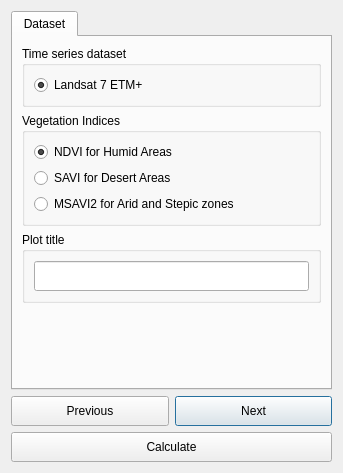
This is MISLAND/gui/DlgTimeseries.ui in LocateIT/trends.earth as Qt 5 draws it before an edit. The edited form follows.
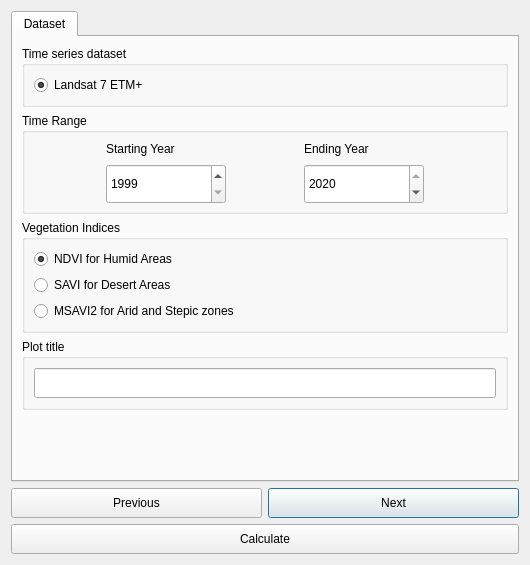
This is the edited form.

Patch:
```diff
--- a/MISLAND/gui/DlgTimeseries.ui
+++ b/MISLAND/gui/DlgTimeseries.ui
@@ -6,8 +6,8 @@
    <rect>
     <x>0</x>
     <y>0</y>
-    <width>339</width>
-    <height>473</height>
+    <width>530</width>
+    <height>565</height>
    </rect>
   </property>
   <property name="sizePolicy">
@@ -52,6 +52,121 @@
          </layout>
         </widget>
        </item>
+       <item>
+        <widget class="QGroupBox" name="groupBox_3">
+         <property name="title">
+          <string>Time Range</string>
+         </property>
+         <layout class="QGridLayout" name="gridLayout_2">
+          <item row="1" column="0">
+           <widget class="QDateEdit" name="year_start">
+            <property name="sizePolicy">
+             <sizepolicy hsizetype="Fixed" vsizetype="Fixed">
+              <horstretch>0</horstretch>
+              <verstretch>0</verstretch>
+             </sizepolicy>
+            </property>
+            <property name="minimumSize">
+             <size>
+              <width>0</width>
+              <height>40</height>
+             </size>
+            </property>
+            <property name="maximumSize">
+             <size>
+              <width>120</width>
+              <height>35</height>
+             </size>
+            </property>
+            <property name="maximumDate">
+             <date>
+              <year>2020</year>
+              <month>12</month>
+              <day>31</day>
+             </date>
+            </property>
+            <property name="minimumDate">
+             <date>
+              <year>1999</year>
+              <month>1</month>
+              <day>1</day>
+             </date>
+            </property>
+            <property name="displayFormat">
+             <string notr="true">yyyy</string>
+            </property>
+            <property name="date">
+             <date>
+              <year>1999</year>
+              <month>1</month>
+              <day>1</day>
+             </date>
+            </property>
+           </widget>
+          </item>
+          <item row="1" column="1">
+           <widget class="QDateEdit" name="year_end">
+            <property name="sizePolicy">
+             <sizepolicy hsizetype="Fixed" vsizetype="Fixed">
+              <horstretch>0</horstretch>
+              <verstretch>0</verstretch>
+             </sizepolicy>
+            </property>
+            <property name="minimumSize">
+             <size>
+              <width>0</width>
+              <height>40</height>
+             </size>
+            </property>
+            <property name="maximumSize">
+             <size>
+              <width>120</width>
+              <height>35</height>
+             </size>
+            </property>
+            <property name="maximumDate">
+             <date>
+              <year>2020</year>
+              <month>12</month>
+              <day>31</day>
+             </date>
+            </property>
+            <property name="minimumDate">
+             <date>
+              <year>1999</year>
+              <month>1</month>
+              <day>1</day>
+             </date>
+            </property>
+            <property name="displayFormat">
+             <string notr="true">yyyy</string>
+            </property>
+            <property name="date">
+             <date>
+              <year>2020</year>
+              <month>1</month>
+              <day>1</day>
+             </date>
+            </property>
+           </widget>
+          </item>
+          <item row="0" column="0">
+           <widget class="QLabel" name="label">
+            <property name="text">
+             <string>Starting Year</string>
+            </property>
+           </widget>
+          </item>
+          <item row="0" column="1">
+           <widget class="QLabel" name="label_2">
+            <property name="text">
+             <string>Ending Year</string>
+            </property>
+           </widget>
+          </item>
+         </layout>
+        </widget>
+       </item>
        <item>
         <widget class="QGroupBox" name="groupBox_2">
          <property name="minimumSize">
```
